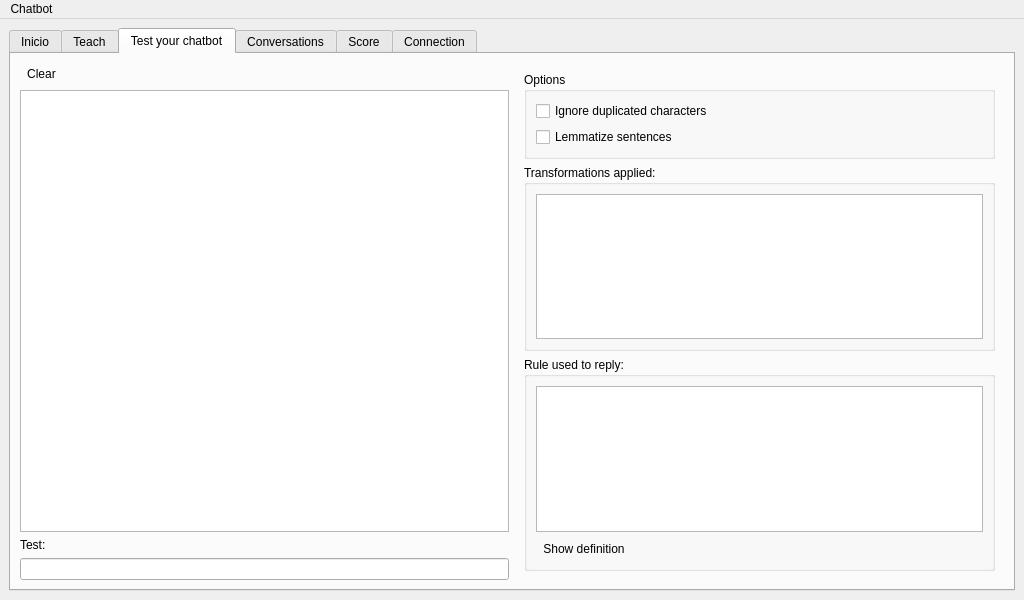
First picture: the form in src/chatbot/front-end/mainwindow.ui, repository lvklabs/chatbot, before the edit.
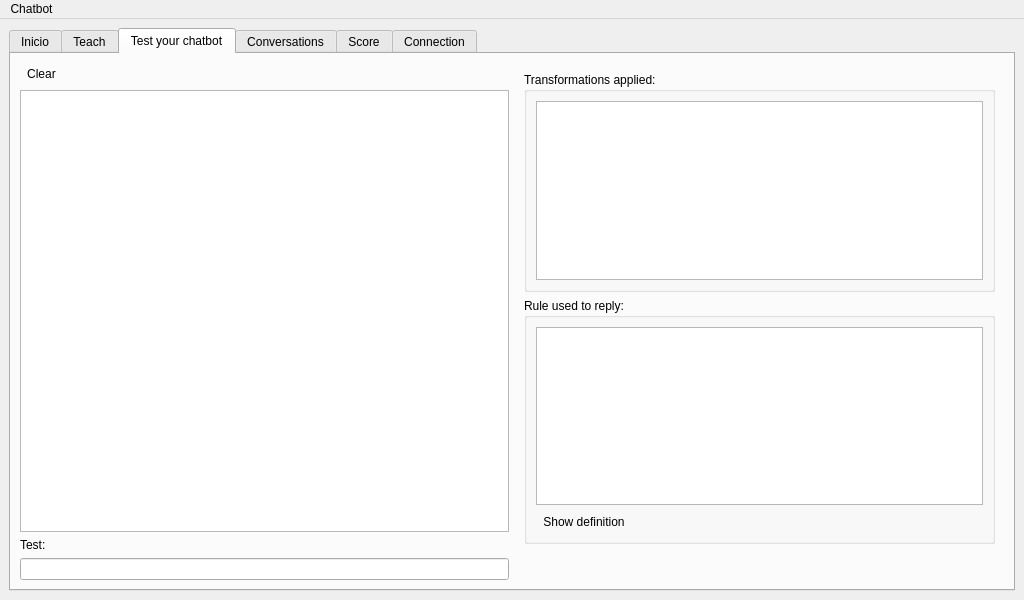
Second picture: the form after the edit. The open tabs and pages were chosen to show the change. Icons and pictures are not drawn. Custom widgets are drawn as their Qt base class.

Commit message: Added 'Options' window

Patch:
```diff
--- a/src/chatbot/front-end/mainwindow.ui
+++ b/src/chatbot/front-end/mainwindow.ui
@@ -561,30 +561,7 @@
             </sizepolicy>
            </property>
            <layout class="QGridLayout" name="gridLayout_12">
-            <item row="1" column="0">
-             <widget class="QGroupBox" name="optionsGroupBox">
-              <property name="title">
-               <string>Options</string>
-              </property>
-              <layout class="QGridLayout" name="gridLayout_14">
-               <item row="0" column="0">
-                <widget class="QCheckBox" name="rmDupCheckBox">
-                 <property name="text">
-                  <string>Ignore duplicated characters</string>
-                 </property>
-                </widget>
-               </item>
-               <item row="1" column="0">
-                <widget class="QCheckBox" name="lemmatizerCheckBox">
-                 <property name="text">
-                  <string>Lemmatize sentences</string>
-                 </property>
-                </widget>
-               </item>
-              </layout>
-             </widget>
-            </item>
-            <item row="3" column="0">
+            <item row="2" column="0">
              <widget class="QGroupBox" name="ruleViewGroupBox">
               <property name="title">
                <string>Rule used to reply:</string>
@@ -623,7 +600,7 @@
               </layout>
              </widget>
             </item>
-            <item row="5" column="0">
+            <item row="4" column="0">
              <spacer name="verticalSpacer_2">
               <property name="orientation">
                <enum>Qt::Vertical</enum>
@@ -636,7 +613,7 @@
               </property>
              </spacer>
             </item>
-            <item row="2" column="0">
+            <item row="1" column="0">
              <widget class="QGroupBox" name="transfViewGroupBox">
               <property name="title">
                <string>Transformations applied:</string>
```
Left out of the diff: 9 changed lines with no effect on the pictures. The commit also changes 10 other files.
